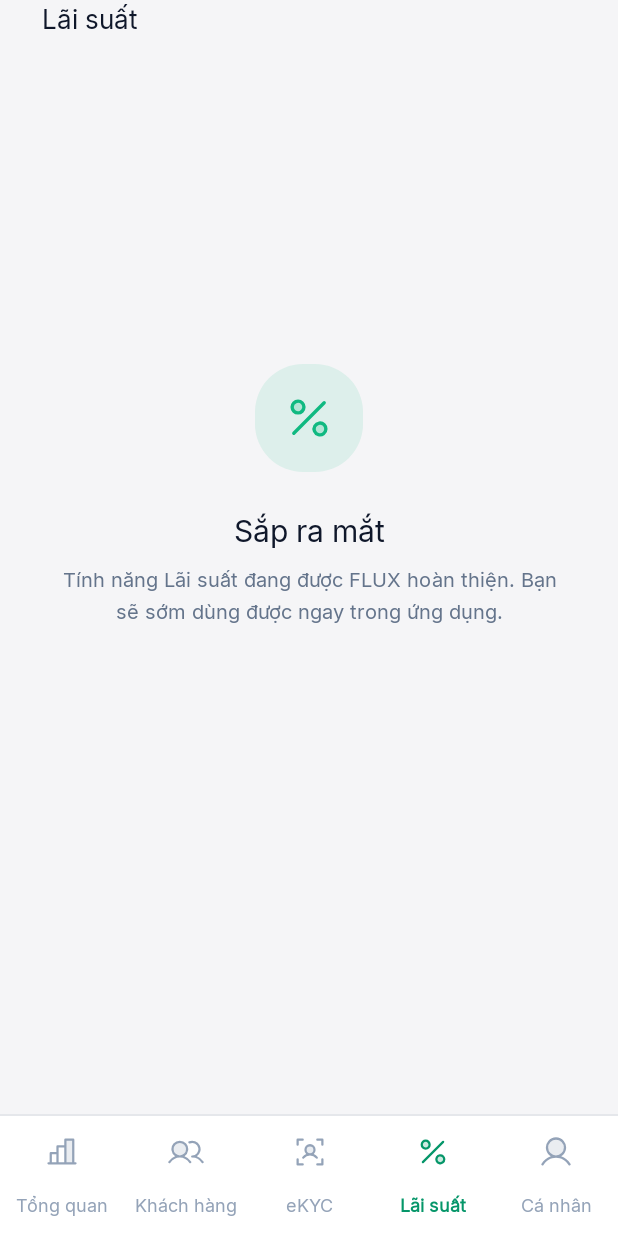
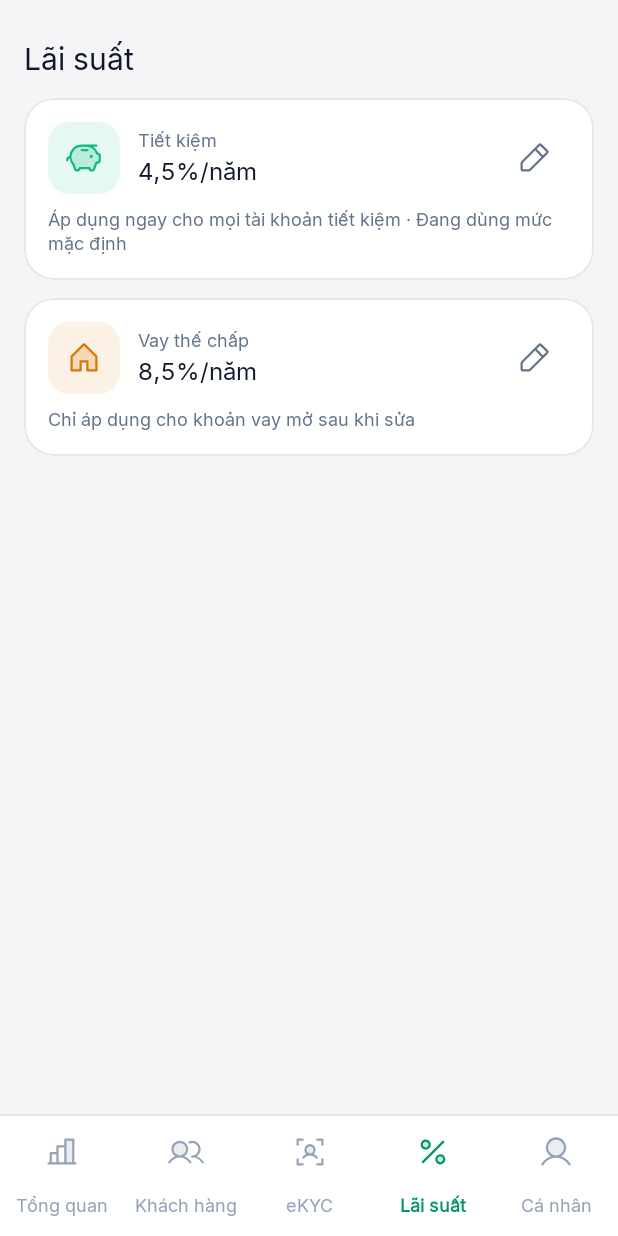
Before and after one commit to thedestoroyah/FLUX_Bank, an Android app: the OfficerMainActivity screen opened directly, with no data from a screen before it, item 4 of the bottom bar chosen, on a phone screen of 412 x 824 dp. Run offline under Robolectric (Android 15) with nearby library versions, the phone set to English and light mode, and no system bars; our stand-ins replace Firebase (no records; nobody signed in at launch, a user with empty details on screens opened directly); 3 statements that could not run were skipped.

Commit message:
feat: officer rates tab

```diff
--- a/app/src/main/java/com/flux/bank/core/format/MoneyFormatter.kt
+++ b/app/src/main/java/com/flux/bank/core/format/MoneyFormatter.kt
@@ -19,6 +19,10 @@ object MoneyFormatter {
         return "$sign${group(abs(amount))}"
     }
 
+    /** Lãi suất %/năm kiểu Việt Nam, bỏ số 0 thừa: 4.5 -> "4,5", 5.0 -> "5", 8.25 -> "8,25". */
+    fun formatRate(rate: Double): String =
+        "%.2f".format(java.util.Locale.ROOT, rate).trimEnd('0').trimEnd('.').replace('.', ',')
+
     private fun group(value: Long): String =
         value.toString().reversed().chunked(3).joinToString(".").reversed()
 }
--- a/app/src/main/java/com/flux/bank/ui/officer/OfficerMainActivity.kt
+++ b/app/src/main/java/com/flux/bank/ui/officer/OfficerMainActivity.kt
@@ -8,12 +8,12 @@ import androidx.fragment.app.FragmentManager
 import androidx.fragment.app.commit
 import com.flux.bank.R
 import com.flux.bank.databinding.ActivityOfficerMainBinding
-import com.flux.bank.ui.common.ComingSoonFragment
 import com.flux.bank.ui.common.ScreenHost
 import com.flux.bank.ui.customer.profile.ProfileFragment
 import com.flux.bank.ui.officer.customers.CustomerListFragment
 import com.flux.bank.ui.officer.ekyc.EkycReviewFragment
 import com.flux.bank.ui.officer.overview.OfficerOverviewFragment
+import com.flux.bank.ui.officer.rates.RatesFragment
 
 /** Khung app nhân viên: Tổng quan · Khách hàng · eKYC · Lãi suất · Cá nhân. */
 class OfficerMainActivity : AppCompatActivity(), ScreenHost {
@@ -67,7 +67,7 @@ class OfficerMainActivity : AppCompatActivity(), ScreenHost {
         OfficerTab.OVERVIEW -> OfficerOverviewFragment()
         OfficerTab.CUSTOMERS -> CustomerListFragment()
         OfficerTab.EKYC -> EkycReviewFragment()
-        OfficerTab.RATES -> ComingSoonFragment.newInstance(R.string.otab_rates, R.drawable.ic_percent, R.color.cat_emerald, showBack = false)
+        OfficerTab.RATES -> RatesFragment()
         OfficerTab.PROFILE -> ProfileFragment.newInstance(officer = true)
     }
 }
--- /dev/null
+++ b/app/src/main/java/com/flux/bank/ui/officer/rates/RatesFragment.kt
@@ -0,0 +1,57 @@
+package com.flux.bank.ui.officer.rates
+
+import android.os.Bundle
+import android.view.LayoutInflater
+import android.view.View
+import android.view.ViewGroup
+import androidx.core.view.isVisible
+import androidx.fragment.app.Fragment
+import androidx.fragment.app.viewModels
+import com.flux.bank.R
+import com.flux.bank.core.format.MoneyFormatter
+import com.flux.bank.databinding.FragmentRatesBinding
+import com.google.android.material.snackbar.Snackbar
+import java.text.SimpleDateFormat
+import java.util.Date
+import java.util.Locale
+
+/** Tab "Lãi suất" của nhân viên (mockup màn 6): hai thẻ, chạm để sửa. */
+class RatesFragment : Fragment() {
+
+    private var _binding: FragmentRatesBinding? = null
+    private val binding get() = _binding!!
+    private val viewModel: RatesViewModel by viewModels()
+
+    override fun onCreateView(inflater: LayoutInflater, container: ViewGroup?, savedInstanceState: Bundle?): View {
+        _binding = FragmentRatesBinding.inflate(inflater, container, false)
+        return binding.root
+    }
+
+    override fun onViewCreated(view: View, savedInstanceState: Bundle?) {
+        binding.cardSaving.setOnClickListener { EditRateSheet.show(childFragmentManager, RateKind.SAVING) }
+        binding.cardMortgage.setOnClickListener { EditRateSheet.show(childFragmentManager, RateKind.MORTGAGE) }
+        viewModel.state.observe(viewLifecycleOwner) { s ->
+            binding.tvSavingRate.text = getString(R.string.rate_per_year, MoneyFormatter.formatRate(s.rates.savingRate))
+            binding.tvMortgageRate.text = getString(R.string.rate_per_year, MoneyFormatter.formatRate(s.rates.mortgageRate))
+            val updated = if (s.rates.updatedAt == 0L) getString(R.string.rates_never_updated)
+            else getString(R.string.rates_updated_by, s.rates.updatedByName, TIME_FORMAT.format(Date(s.rates.updatedAt)))
+            binding.tvSavingNote.text = getString(R.string.rates_saving_note) + " · " + updated
+            binding.tvMortgageNote.text = getString(R.string.rates_mortgage_note)
+            binding.tvError.isVisible = s.errorRes != null
+            s.errorRes?.let(binding.tvError::setText)
+        }
+        viewModel.saved.observe(viewLifecycleOwner) { e ->
+            e.consume()?.let { Snackbar.make(binding.root, R.string.rates_saved, Snackbar.LENGTH_SHORT).show() }
+        }
+        if (savedInstanceState == null) viewModel.load()
+    }
+
+    override fun onDestroyView() {
+        super.onDestroyView()
+        _binding = null
+    }
+
+    private companion object {
+        val TIME_FORMAT = SimpleDateFormat("dd/MM HH:mm", Locale("vi"))
+    }
+}
--- /dev/null
+++ b/app/src/main/java/com/flux/bank/ui/officer/rates/RatesViewModel.kt
@@ -0,0 +1,96 @@
+package com.flux.bank.ui.officer.rates
+
+import androidx.annotation.StringRes
+import androidx.lifecycle.LiveData
+import androidx.lifecycle.MutableLiveData
+import androidx.lifecycle.ViewModel
+import androidx.lifecycle.viewModelScope
+import com.flux.bank.FluxApp
+import com.flux.bank.R
+import com.flux.bank.core.validation.Validators
+import com.flux.bank.data.model.Rates
+import com.flux.bank.data.repository.AuthRepository
+import com.flux.bank.data.repository.RatesRepository
+import com.flux.bank.data.repository.UserRepository
+import com.flux.bank.domain.InterestCalculator
+import com.flux.bank.domain.PaymentFrequency
+import com.flux.bank.ui.common.Event
+import kotlinx.coroutines.launch
+
+enum class RateKind { SAVING, MORTGAGE }
+
+data class RatesState(
+    val rates: Rates = Rates(),
+    val loading: Boolean = true,
+    @StringRes val errorRes: Int? = null,
+    val saving: Boolean = false
+)
+
+/**
+ * Tab "Lãi suất" của nhân viên: xem và sửa lãi suất tiết kiệm / vay thế chấp trong `config/rates`.
+ *
+ * @param clock nguồn thời gian (ms) cho `updatedAt`, tách ra để test.
+ */
+class RatesViewModel(
+    private val repo: RatesRepository = FluxApp.instance.ratesRepository,
+    private val auth: AuthRepository = FluxApp.instance.authRepository,
+    private val users: UserRepository = FluxApp.instance.userRepository,
+    private val clock: () -> Long = System::currentTimeMillis
+) : ViewModel() {
+
+    private val _state = MutableLiveData(RatesState())
+    val state: LiveData<RatesState> = _state
+
+    private val _saved = MutableLiveData<Event<Unit>>()
+    val saved: LiveData<Event<Unit>> = _saved
+
+    fun load() {
+        viewModelScope.launch {
+            repo.get()
+                .onSuccess { rates -> update { it.copy(rates = rates, loading = false) } }
+                .onFailure { update { it.copy(loading = false, errorRes = R.string.err_generic) } }
+        }
+    }
+
+    /**
+     * Dòng ví dụ trong sheet sửa: lãi/tháng của 100.000.000 ₫ (tiết kiệm) hoặc tiền trả hàng tháng
+     * của khoản vay 1 tỷ / 240 tháng (thế chấp). Null nếu [input] không hợp lệ.
+     */
+    fun examplePreview(kind: RateKind, input: String): Long? {
+        val rate = Validators.parseRate(input) ?: return null
+        return when (kind) {
+            RateKind.SAVING -> InterestCalculator.monthlySavingInterest(EXAMPLE_SAVING, rate)
+            RateKind.MORTGAGE -> InterestCalculator.installment(EXAMPLE_LOAN, rate, EXAMPLE_TERM, PaymentFrequency.MONTHLY)
+        }
+    }
+
+    /** Lưu mức mới cho [kind]; mức kia giữ nguyên. Ghi kèm ai sửa và lúc nào. */
+    fun save(kind: RateKind, input: String) {
+        val current = _state.value ?: return
+        if (current.saving) return
+        val rate = Validators.parseRate(input) ?: return update { it.copy(errorRes = R.string.err_rate_range) }
+        val uid = auth.currentUid() ?: return
+        update { it.copy(saving = true, errorRes = null) }
+        viewModelScope.launch {
+            val name = users.getUser(uid).getOrNull()?.fullName.orEmpty()
+            val base = current.rates.copy(updatedAt = clock(), updatedBy = uid, updatedByName = name)
+            val next = if (kind == RateKind.SAVING) base.copy(savingRate = rate) else base.copy(mortgageRate = rate)
+            repo.save(next)
+                .onSuccess {
+                    update { it.copy(rates = next, saving = false) }
+                    _saved.value = Event(Unit)
+                }
+                .onFailure { update { it.copy(saving = false, errorRes = R.string.err_generic) } }
+        }
+    }
+
+    private fun update(block: (RatesState) -> RatesState) {
+        _state.value = block(_state.value ?: RatesState())
+    }
+
+    companion object {
+        const val EXAMPLE_SAVING = 100_000_000L
+        const val EXAMPLE_LOAN = 1_000_000_000L
+        const val EXAMPLE_TERM = 240
+    }
+}
--- /dev/null
+++ b/app/src/main/res/layout/fragment_rates.xml
@@ -0,0 +1,163 @@
+<?xml version="1.0" encoding="utf-8"?>
+<androidx.core.widget.NestedScrollView xmlns:android="http://schemas.android.com/apk/res/android"
+    xmlns:app="http://schemas.android.com/apk/res-auto"
+    android:layout_width="match_parent"
+    android:layout_height="match_parent"
+    android:background="@color/flux_bg"
+    android:fitsSystemWindows="true">
+
+    <LinearLayout
+        android:layout_width="match_parent"
+        android:layout_height="wrap_content"
+        android:orientation="vertical"
+        android:padding="@dimen/space_16">
+
+        <TextView
+            android:layout_width="wrap_content"
+            android:layout_height="wrap_content"
+            android:paddingTop="@dimen/space_8"
+            android:text="@string/rates_title"
+            android:textAppearance="@style/TextAppearance.Flux.TitleL" />
+
+        <com.google.android.material.card.MaterialCardView
+            android:id="@+id/cardSaving"
+            style="@style/Widget.Flux.Card"
+            android:layout_width="match_parent"
+            android:layout_height="wrap_content"
+            android:layout_marginTop="@dimen/space_12"
+            android:clickable="true"
+            android:focusable="true">
+
+            <LinearLayout
+                android:layout_width="match_parent"
+                android:layout_height="wrap_content"
+                android:orientation="vertical"
+                android:padding="@dimen/space_16">
+
+                <LinearLayout
+                    android:layout_width="match_parent"
+                    android:layout_height="wrap_content"
+                    android:gravity="center_vertical"
+                    android:orientation="horizontal">
+
+                    <ImageView
+                        style="@style/Widget.Flux.IconTile"
+                        android:backgroundTint="@color/cat_emerald_bg"
+                        android:importantForAccessibility="no"
+                        android:src="@drawable/ic_piggy"
+                        app:tint="@color/cat_emerald" />
+
+                    <LinearLayout
+                        android:layout_width="0dp"
+                        android:layout_height="wrap_content"
+                        android:layout_marginStart="@dimen/space_12"
+                        android:layout_weight="1"
+                        android:orientation="vertical">
+
+                        <TextView
+                            android:layout_width="wrap_content"
+                            android:layout_height="wrap_content"
+                            android:text="@string/rates_saving"
+                            android:textAppearance="@style/TextAppearance.Flux.Caption" />
+
+                        <TextView
+                            android:id="@+id/tvSavingRate"
+                            android:layout_width="wrap_content"
+                            android:layout_height="wrap_content"
+                            android:textAppearance="@style/TextAppearance.Flux.AmountSmall" />
+                    </LinearLayout>
+
+                    <ImageView
+                        android:layout_width="@dimen/touch_min"
+                        android:layout_height="@dimen/touch_min"
+                        android:importantForAccessibility="no"
+                        android:scaleType="center"
+                        android:src="@drawable/ic_pencil"
+                        app:tint="@color/flux_text_secondary" />
+                </LinearLayout>
+
+                <TextView
+                    android:id="@+id/tvSavingNote"
+                    android:layout_width="wrap_content"
+                    android:layout_height="wrap_content"
+                    android:layout_marginTop="@dimen/space_8"
+                    android:textAppearance="@style/TextAppearance.Flux.Caption" />
+            </LinearLayout>
+        </com.google.android.material.card.MaterialCardView>
+
+        <com.google.android.material.card.MaterialCardView
+            android:id="@+id/cardMortgage"
+            style="@style/Widget.Flux.Card"
+            android:layout_width="match_parent"
+            android:layout_height="wrap_content"
+            android:layout_marginTop="@dimen/space_12"
+            android:clickable="true"
+            android:focusable="true">
+
+            <LinearLayout
+                android:layout_width="match_parent"
+                android:layout_height="wrap_content"
+                android:orientation="vertical"
+                android:padding="@dimen/space_16">
+
+                <LinearLayout
+                    android:layout_width="match_parent"
+                    android:layout_height="wrap_content"
+                    android:gravity="center_vertical"
+                    android:orientation="horizontal">
+
+                    <ImageView
+                        style="@style/Widget.Flux.IconTile"
+                        android:backgroundTint="@color/cat_gold_bg"
+                        android:importantForAccessibility="no"
+                        android:src="@drawable/ic_house"
+                        app:tint="@color/cat_gold" />
+
+                    <LinearLayout
+                        android:layout_width="0dp"
+                        android:layout_height="wrap_content"
+                        android:layout_marginStart="@dimen/space_12"
+                        android:layout_weight="1"
+                        android:orientation="vertical">
+
+                        <TextView
+                            android:layout_width="wrap_content"
+                            android:layout_height="wrap_content"
+                            android:text="@string/rates_mortgage"
+                            android:textAppearance="@style/TextAppearance.Flux.Caption" />
+
+                        <TextView
+                            android:id="@+id/tvMortgageRate"
+                            android:layout_width="wrap_content"
+                            android:layout_height="wrap_content"
+                            android:textAppearance="@style/TextAppearance.Flux.AmountSmall" />
+                    </LinearLayout>
+
+                    <ImageView
+                        android:layout_width="@dimen/touch_min"
+                        android:layout_height="@dimen/touch_min"
+                        android:importantForAccessibility="no"
+                        android:scaleType="center"
+                        android:src="@drawable/ic_pencil"
+                        app:tint="@color/flux_text_secondary" />
+                </LinearLayout>
+
+                <TextView
+                    android:id="@+id/tvMortgageNote"
+                    android:layout_width="wrap_content"
+                    android:layout_height="wrap_content"
+                    android:layout_marginTop="@dimen/space_8"
+                    android:textAppearance="@style/TextAppearance.Flux.Caption" />
+            </LinearLayout>
+        </com.google.android.material.card.MaterialCardView>
+
+        <TextView
+            android:id="@+id/tvError"
+            android:layout_width="wrap_content"
+            android:layout_height="wrap_content"
+            android:layout_marginTop="@dimen/space_12"
+            android:textAppearance="@style/TextAppearance.Flux.Caption"
+            android:textColor="@color/flux_error_dark"
+            android:visibility="gone" />
+    </LinearLayout>
+</androidx.core.widget.NestedScrollView>
--- a/app/src/main/res/values/strings.xml
+++ b/app/src/main/res/values/strings.xml
@@ -250,4 +250,22 @@
     <string name="reject_other_hint">Nhập lý do</string>
     <string name="reject_confirm">Xác nhận từ chối</string>
     <string name="reject_reason_required">Vui lòng chọn hoặc nhập lý do từ chối.</string>
+    <!-- Feature 3: lãi suất (nhân viên) -->
+    <string name="err_rate_range">Lãi suất phải là số từ 0,01 đến 30.</string>
+    <string name="rates_title">Lãi suất</string>
+    <string name="rates_saving">Tiết kiệm</string>
+    <string name="rates_mortgage">Vay thế chấp</string>
+    <string name="rate_per_year">%1$s%%/năm</string>
+    <string name="rates_saving_note">Áp dụng ngay cho mọi tài khoản tiết kiệm</string>
+    <string name="rates_mortgage_note">Chỉ áp dụng cho khoản vay mở sau khi sửa</string>
+    <string name="rates_updated_by">Sửa bởi %1$s, %2$s</string>
+    <string name="rates_never_updated">Đang dùng mức mặc định</string>
+    <string name="rates_edit_saving">Sửa lãi suất tiết kiệm</string>
+    <string name="rates_edit_mortgage">Sửa lãi suất vay thế chấp</string>
+    <string name="rates_input_hint">Lãi suất (%/năm)</string>
+    <string name="rates_input_helper">Từ 0,01 đến 30</string>
+    <string name="rates_example_saving">100.000.000 ₫ gửi tiết kiệm → lãi %1$s/tháng</string>
+    <string name="rates_example_mortgage">Vay 1.000.000.000 ₫ trong 240 tháng → trả %1$s/tháng</string>
+    <string name="rates_saved">Đã lưu lãi suất mới</string>
+    <string name="action_save">Lưu</string>
 </resources>
```
Also changed, not shown: app/src/main/java/com/flux/bank/ui/officer/rates/EditRateSheet.kt (added, +75 -0 lines), app/src/main/res/layout/sheet_edit_rate.xml (added, +61 -0 lines), 2 other files.
